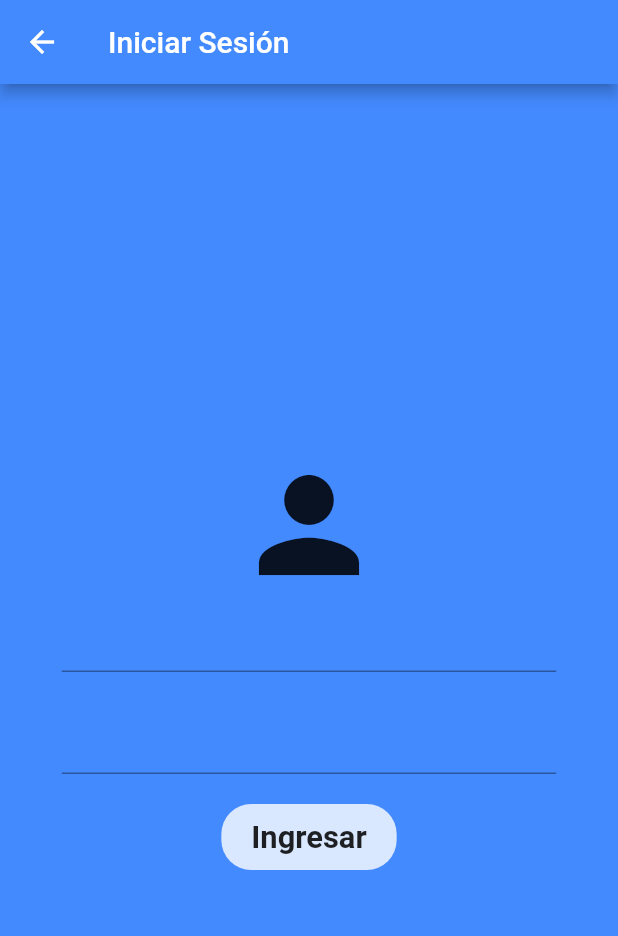
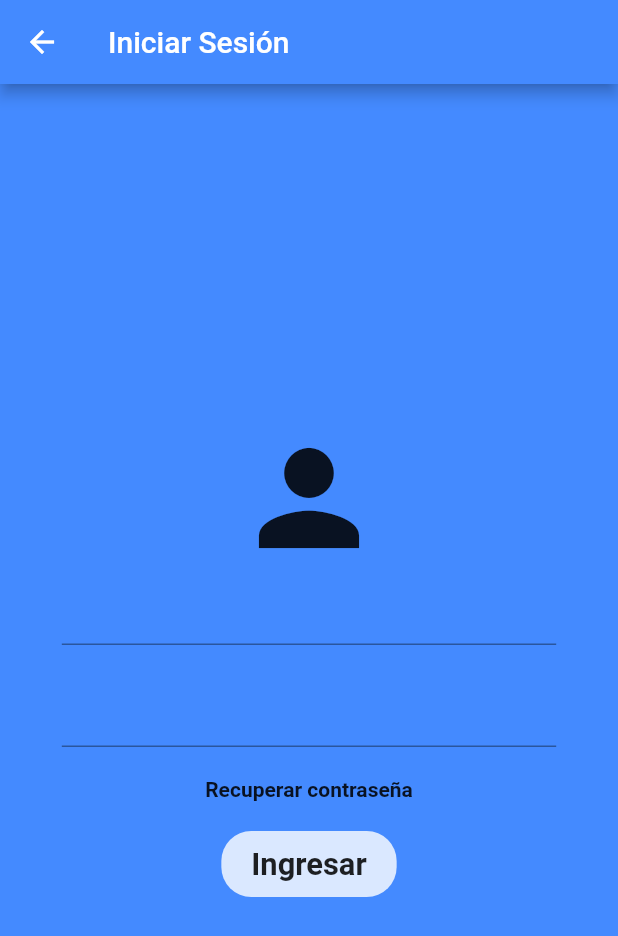
Before and after one commit to jjsolarte/ui2027399, a Flutter app: the screen it shows after launch, after a tap on "Ingresar", on a phone screen of 412 x 824 dp. Shown: the top 936 px of the screen. Run offline on Flutter 3.47's test engine with Material 2 defaults, Android fonts, the phone set to English and light mode, and no system bars; our stand-ins replace bloc, equatable, flutter_bloc; accounts and stored records are empty; network calls fail.

Commit message:
login bloc __> recovery password

```diff
--- a/lib/bloc/login/login_event.dart
+++ b/lib/bloc/login/login_event.dart
@@ -6,10 +6,13 @@ abstract class LoginEvent extends Equatable {
 
 class LoginSignInEvent extends LoginEvent{
   String email, password;
+  UserModel userModel;
 
-  LoginSignInEvent({@required this.email,@required this.password});
+  LoginSignInEvent({@required this.email,@required this.password,@required this.userModel});
 
   @override
-  List<Object> get props => [email, password];
+  List<Object> get props => [email, password, userModel];
 
 }
+
+//Hacer el evento que llama Recuperar contraseña
--- a/lib/bloc/login/login_state.dart
+++ b/lib/bloc/login/login_state.dart
@@ -20,11 +20,12 @@ class LoginLoadingState extends LoginState{
 
 class LoginSucessState extends LoginState{
   final bool res;
+  final UserModel userModel;
 
-  LoginSucessState({@required this.res});
+  LoginSucessState({@required this.res, this.userModel});
 
   @override
-  List<Object> get props => [res];
+  List<Object> get props => [res, userModel];
 
 }
 
@@ -37,3 +38,5 @@ class LoginFailureState extends LoginState{
   List<Object> get props => [res];
 
 }
+
+//Hacer el state que retorna de Recuperar contraseña
--- /dev/null
+++ b/lib/models/user_model.dart
@@ -0,0 +1,30 @@
+class UserModel{
+
+  String _nombre, _appellido, _email, _password;
+
+  UserModel(this._nombre, this._appellido, this._email, this._password);
+
+  get password => _password;
+
+  set password(value) {
+    _password = value;
+  }
+
+  get email => _email;
+
+  set email(value) {
+    _email = value;
+  }
+
+  get appellido => _appellido;
+
+  set appellido(value) {
+    _appellido = value;
+  }
+
+  String get nombre => _nombre;
+
+  set nombre(String value) {
+    _nombre = value;
+  }
+}
--- a/lib/ui/login/login_page.dart
+++ b/lib/ui/login/login_page.dart
@@ -3,6 +3,8 @@ import 'dart:ui';
 import 'package:flutter/material.dart';
 import 'package:flutter_bloc/flutter_bloc.dart';
 import 'package:ui2027399/bloc/login/login_bloc.dart';
+import 'package:ui2027399/models/user_model.dart';
+import 'package:ui2027399/ui/home/home_page.dart';
 
 class LoginPage extends StatefulWidget {
   const LoginPage({Key key}) : super(key: key);
@@ -15,6 +17,8 @@ class _LoginPageState extends State<LoginPage> {
   TextEditingController emailController, passwordController;
 
   LoginBloc loginBloc;
+
+  UserModel _userModel;
 
   @override
   void initState() {
@@ -36,6 +40,12 @@ class _LoginPageState extends State<LoginPage> {
           listener: (context, state){
             if(state is LoginFailureState){
               print('Error al iniciar sesión');
+            }
+            if(state is LoginSucessState){
+              print('Bienvenido a nuestra App');
+              Navigator.of(context)
+                  .push(
+                  MaterialPageRoute(builder: (context) => HomePage()));
             }
           },
           child: BlocBuilder<LoginBloc, LoginState>(
@@ -67,6 +77,13 @@ class _LoginPageState extends State<LoginPage> {
                       height: 20,
                     ),
 
+                    InkWell(
+                      onTap: doRestartPassword,
+                        child: Text('Recuperar contraseña', style: TextStyle(fontWeight: FontWeight.bold),)),
+                    SizedBox(
+                      height: 20,
+                    ),
+
                     //Btn Ingresar
                     if (state is LoginLoadingState)
                       CircularProgressIndicator(
@@ -91,6 +108,8 @@ class _LoginPageState extends State<LoginPage> {
                           ),
                         ),
                       )
+
+
                   ],
                 ),
               );
@@ -103,8 +122,9 @@ class _LoginPageState extends State<LoginPage> {
 
   void doLogin() {
     if (emailController.text != '' && passwordController.text != '') {
-      loginBloc.add(LoginSignInEvent(
-          email: emailController.text, password: passwordController.text));
+      _userModel = UserModel('Nombre defecto', 'Apellido ', emailController.text, passwordController.text);
+      loginBloc.add(LoginSignInEvent(email:
+          emailController.text, password: passwordController.text, userModel: _userModel));
     } else {
       print('Completar los datos');
     }
@@ -115,4 +135,8 @@ class _LoginPageState extends State<LoginPage> {
     emailController = TextEditingController();
     passwordController = TextEditingController();
   }
+
+  void doRestartPassword() {
+    //Hacer la lógica para restablecer contraseña
+  }
 }
```
Also changed, not shown: lib/bloc/login/login_bloc.dart (+13 -0 lines), lib/ui/home/home_page.dart (added, +20 -0 lines), lib/ui/login/register_page.dart (added, +15 -0 lines), lib/ui/home/menu_page.dart (added).
